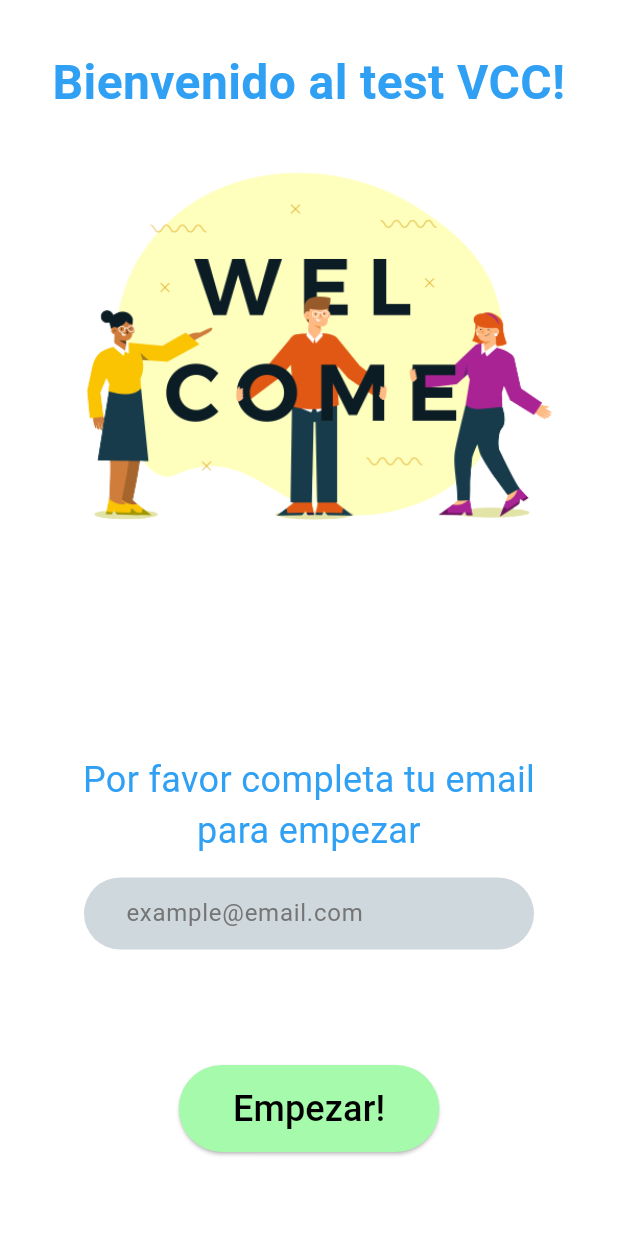
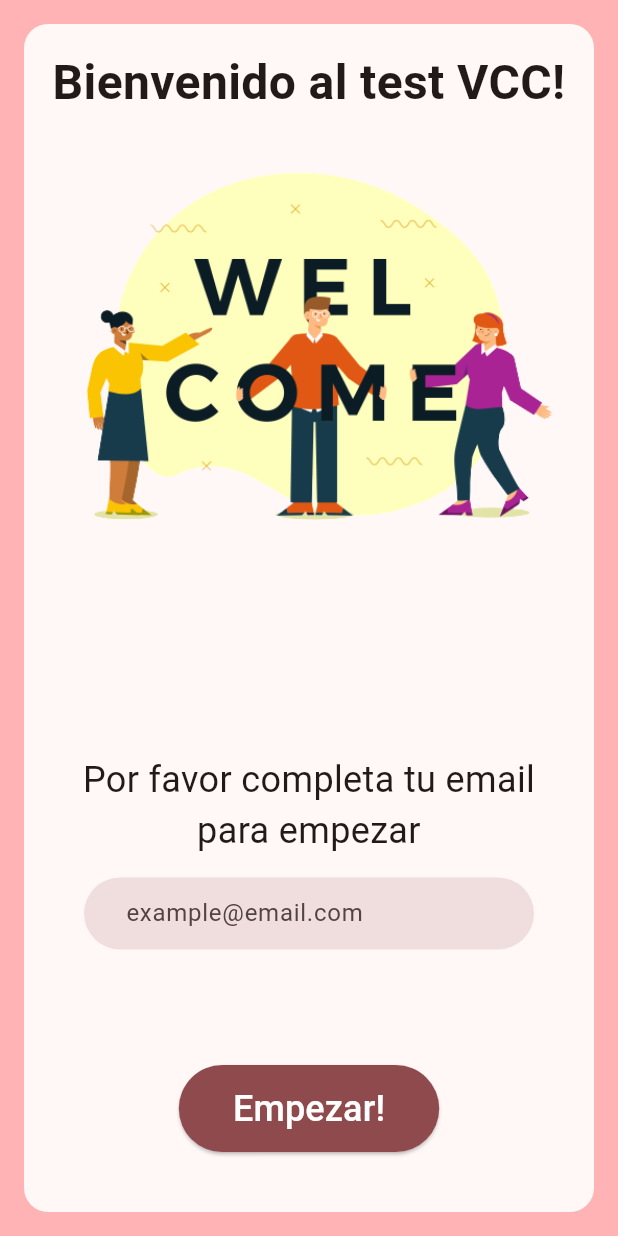
Before and after one commit to tomasatisocco/coaching-test, a Flutter app: the screen it shows after launch, on a phone screen of 412 x 824 dp. Run offline on Flutter 3.47's test engine with Material 2 defaults, Android fonts, the phone set to English and light mode, and no system bars; our stand-ins replace bloc, cloud_firestore, firebase_core, flutter_bloc, go_router, responsive_builder and 1 more; accounts and stored records are empty; generated files the repository leaves out were written again.

Commit message:
Change color scheme

```diff
--- a/lib/app/view/app.dart
+++ b/lib/app/view/app.dart
@@ -54,12 +54,9 @@ class _AppViewState extends State<AppView> {
       routeInformationParser: _router.routeInformationParser,
       routeInformationProvider: _router.routeInformationProvider,
       debugShowCheckedModeBanner: false,
-      theme: ThemeData(
+      theme: ThemeData.from(
+        colorScheme: ColorScheme.fromSeed(seedColor: const Color(0xFFC43446)),
         useMaterial3: true,
-        appBarTheme: const AppBarTheme(color: Color(0xFF13B9FF)),
-        colorScheme: ColorScheme.fromSwatch(
-          accentColor: const Color(0xFF13B9FF),
-        ),
       ),
       localizationsDelegates: AppLocalizations.localizationsDelegates,
       supportedLocales: AppLocalizations.supportedLocales,
--- a/lib/welcome/view/welcome_page.dart
+++ b/lib/welcome/view/welcome_page.dart
@@ -93,14 +93,15 @@ class WelcomePageMobileView extends StatelessWidget {
   @override
   Widget build(BuildContext context) {
     return Scaffold(
+      backgroundColor: Theme.of(context).colorScheme.inversePrimary,
       body: Center(
         child: Padding(
           padding: const EdgeInsets.all(16),
           child: Container(
-            decoration: const BoxDecoration(
-              color: Colors.white,
-              borderRadius: BorderRadius.all(
-                Radius.circular(64),
+            decoration: BoxDecoration(
+              color: Theme.of(context).colorScheme.background,
+              borderRadius: const BorderRadius.all(
+                Radius.circular(16),
               ),
             ),
             padding: const EdgeInsets.all(16),
@@ -112,7 +113,6 @@ class WelcomePageMobileView extends StatelessWidget {
                   style: const TextStyle(
                     fontSize: 32,
                     fontWeight: FontWeight.bold,
-                    color: Color(0xFF2FA0F3),
                   ),
                 ),
                 Visibility(
@@ -130,7 +130,6 @@ class WelcomePageMobileView extends StatelessWidget {
                   textAlign: TextAlign.center,
                   style: const TextStyle(
                     fontSize: 24,
-                    color: Color(0xFF2FA0F3),
                   ),
                 ),
                 const SizedBox(height: 14),
@@ -169,15 +168,16 @@ class WelcomePageDesktopView extends StatelessWidget {
   @override
   Widget build(BuildContext context) {
     return Scaffold(
+      backgroundColor: Theme.of(context).colorScheme.inversePrimary,
       body: Row(
         children: [
           Padding(
             padding: const EdgeInsets.all(48),
             child: Container(
-              decoration: const BoxDecoration(
-                color: Colors.white,
-                borderRadius: BorderRadius.all(
-                  Radius.circular(64),
+              decoration: BoxDecoration(
+                color: Theme.of(context).colorScheme.background,
+                borderRadius: const BorderRadius.all(
+                  Radius.circular(16),
                 ),
               ),
               padding: const EdgeInsets.symmetric(vertical: 64),
@@ -193,7 +193,6 @@ class WelcomePageDesktopView extends StatelessWidget {
                       style: const TextStyle(
                         fontSize: 64,
                         fontWeight: FontWeight.bold,
-                        color: Color(0xFF2FA0F3),
                       ),
                     ),
                   ),
@@ -203,7 +202,6 @@ class WelcomePageDesktopView extends StatelessWidget {
                     textAlign: TextAlign.center,
                     style: const TextStyle(
                       fontSize: 24,
-                      color: Color(0xFF2FA0F3),
                     ),
                   ),
                   const SizedBox(height: 14),
--- a/lib/welcome/widgets/start_button.dart
+++ b/lib/welcome/widgets/start_button.dart
@@ -16,17 +16,20 @@ class StartButton extends StatelessWidget {
     return Padding(
       padding: const EdgeInsets.only(bottom: 24),
       child: ElevatedButton(
+        style: ElevatedButton.styleFrom(
+          backgroundColor: Theme.of(context).colorScheme.primary,
+          shape: RoundedRectangleBorder(
+            borderRadius: BorderRadius.circular(36),
+          ),
+        ),
         onPressed: () => onSubmit(context),
-        style: ElevatedButton.styleFrom(
-          backgroundColor: const Color(0xFFA6FAAC),
-        ),
         child: Padding(
           padding: const EdgeInsets.all(12),
           child: Text(
             context.l10n.getStarted,
             style: TextStyle(
+              color: Theme.of(context).colorScheme.onPrimary,
               fontSize: fontSize,
-              color: Colors.black,
             ),
           ),
         ),
--- a/lib/welcome/widgets/welcome_email_widget.dart
+++ b/lib/welcome/widgets/welcome_email_widget.dart
@@ -29,9 +29,7 @@ class WelcomeEmailWidget extends StatelessWidget {
                 borderSide: BorderSide.none,
               ),
               filled: true,
-              hintStyle: TextStyle(color: Colors.grey[600]),
               hintText: 'example@email.com',
-              fillColor: Colors.blueGrey.shade100,
               contentPadding: const EdgeInsets.symmetric(horizontal: 24),
             ),
             onSubmitted: (_) => onSubmit(context),
```
Also changed, not shown: lib/coaching_test/view/question_page.dart (+10 -10 lines), lib/coaching_test/widgets/next_question_button.dart (+5 -2 lines), lib/test_results/view/coaching_test_results_page.dart (+9 -6 lines).
